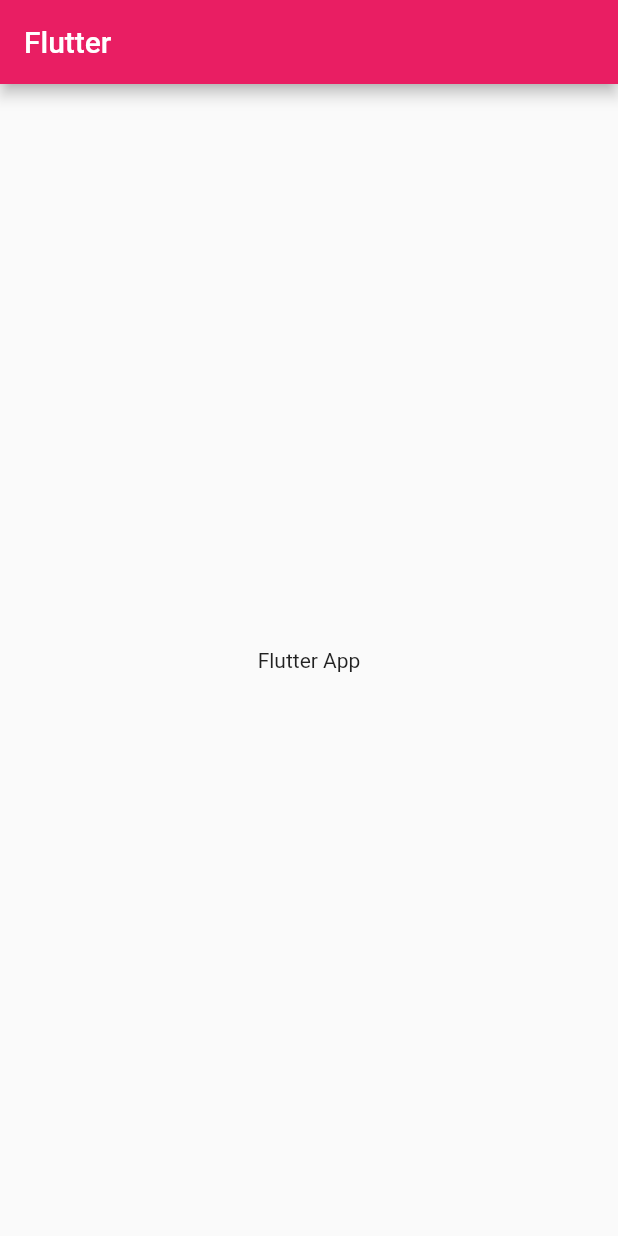
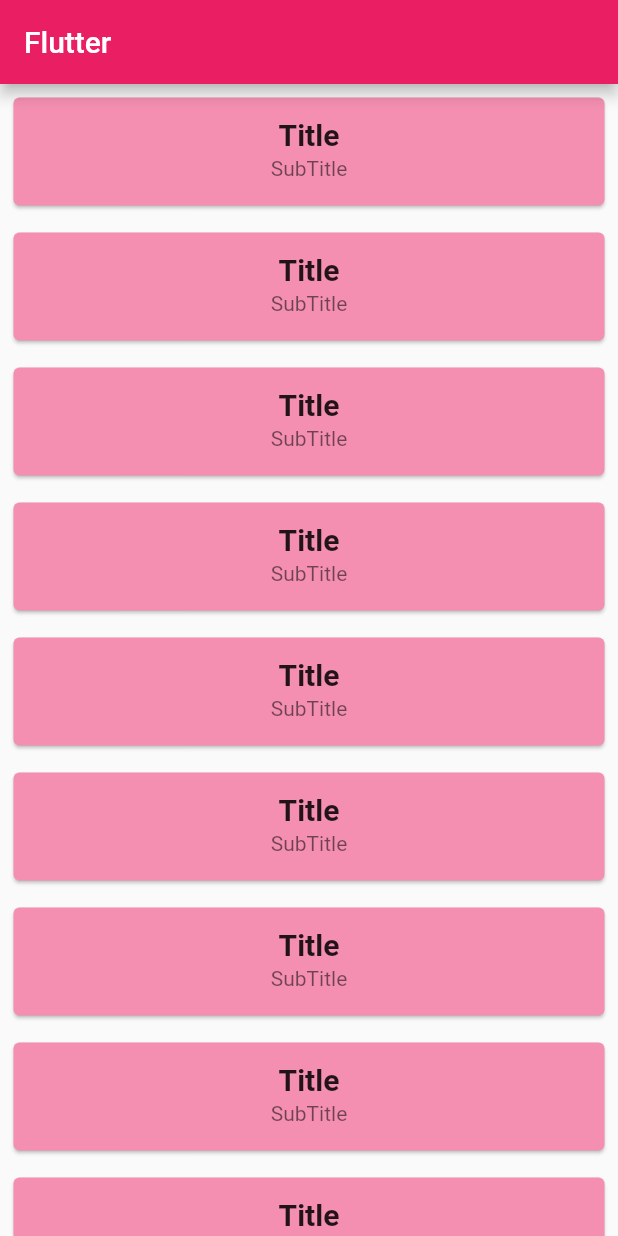
Before and after one commit to ahmadshakir21/Test-app, a Flutter app: the screen it shows after launch, on a phone screen of 412 x 824 dp. Run offline on Flutter 3.47's test engine with Material 2 defaults, Android fonts, the phone set to English and light mode, and no system bars.

Commit message:
another commit

```diff
--- a/lib/main.dart
+++ b/lib/main.dart
@@ -32,12 +32,22 @@ class _MyHomePageState extends State<MyHomePage> {
   @override
   Widget build(BuildContext context) {
     return Scaffold(
-      appBar: AppBar(
-        title: Text(widget.title),
-      ),
-      body: const Center(
-        child: Text("Flutter App"),
-      ),
-    );
+        appBar: AppBar(
+          title: Text(widget.title),
+        ),
+        body: ListView.builder(
+            itemBuilder: (context, index) => Padding(
+                  padding: const EdgeInsets.all(5),
+                  child: Card(
+                    color: Colors.pink.shade200,
+                    child: const ListTile(
+                      title: Center(
+                          child: Text("Title",
+                              style: TextStyle(
+                                  fontSize: 20, fontWeight: FontWeight.bold))),
+                      subtitle: Center(child: Text("SubTitle")),
+                    ),
+                  ),
+                )));
   }
 }
--- /dev/null
+++ b/lib/note.dart
@@ -0,0 +1,13 @@
+class Note {
+  String? title;
+  String? text;
+
+  Note({this.title, this.text});
+
+  Note.fromJson(Map<String, dynamic> json) {
+    title:
+    json["title"];
+    text:
+    json["text"];
+  }
+}
--- a/pubspec.yaml
+++ b/pubspec.yaml
@@ -34,6 +34,7 @@ dependencies:
   # The following adds the Cupertino Icons font to your application.
   # Use with the CupertinoIcons class for iOS style icons.
   cupertino_icons: ^1.0.2
+  http: ^0.13.4
 
 dev_dependencies:
   flutter_test:
```
Also changed, not shown: pubspec.lock.
